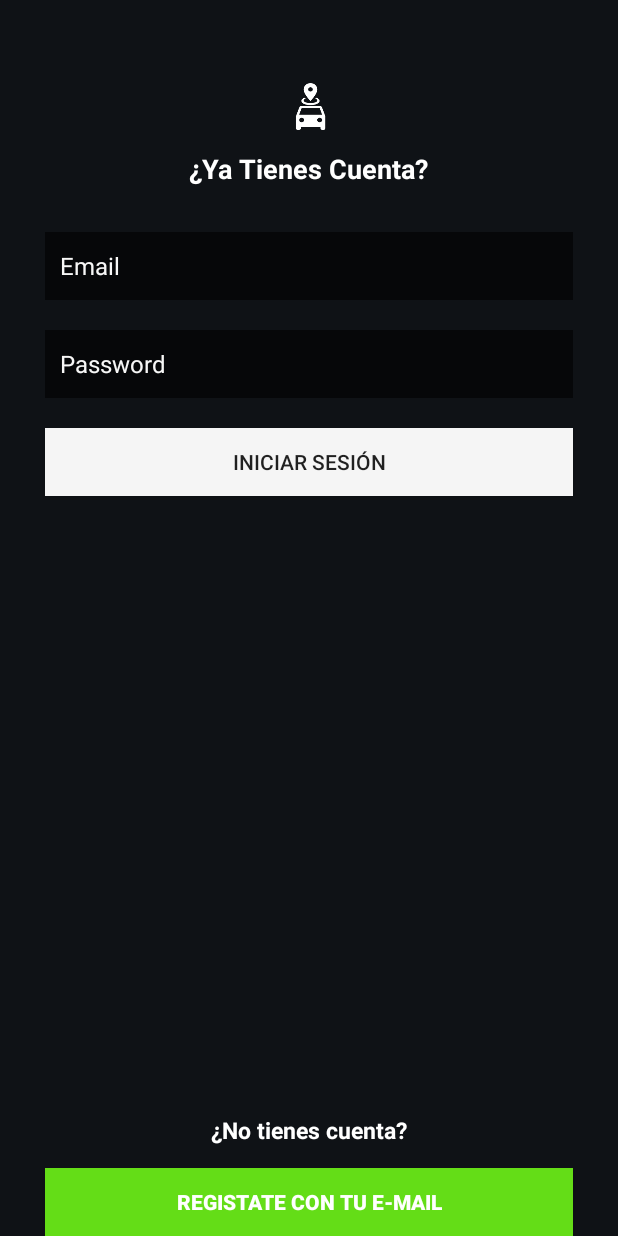
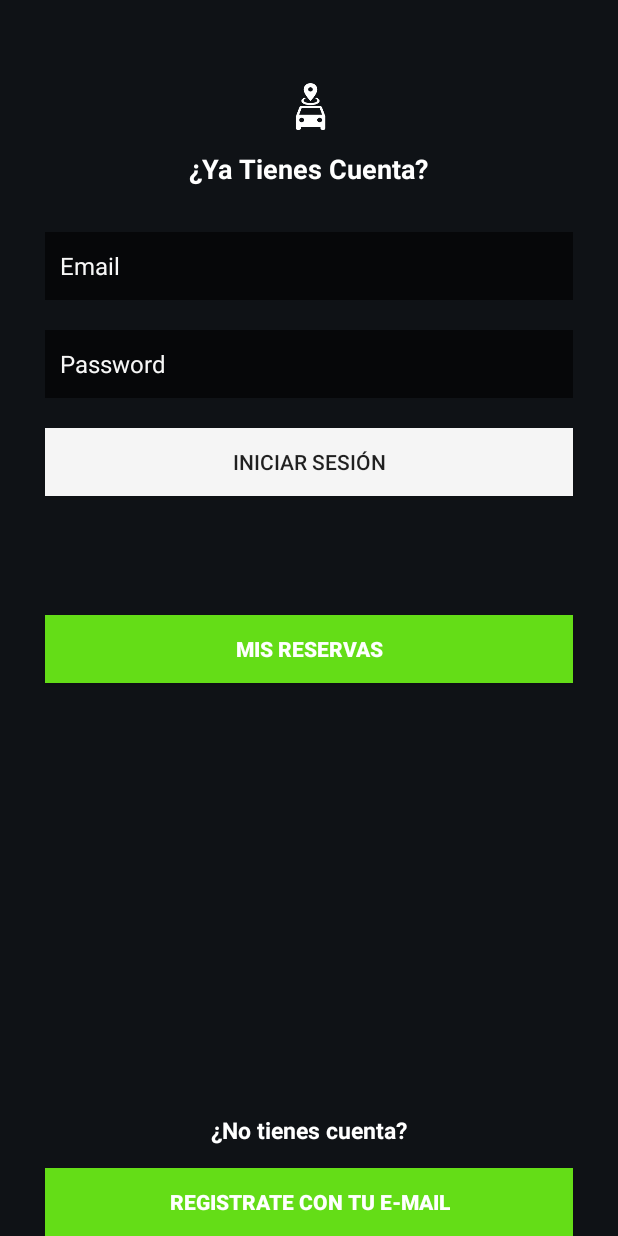
Before and after one commit to emelgarejo/AppParkingReservation, an Android app: the LoginActivity screen opened directly, with no data from a screen before it, on a phone screen of 412 x 824 dp. Run offline under Robolectric (Android 15) with nearby library versions, the phone set to English and light mode, and no system bars.

Commit message:
Prueba commit. DJ

```diff
--- a/app/build.gradle
+++ b/app/build.gradle
@@ -25,4 +25,7 @@ dependencies {
     compile 'com.android.support:design:23.2.0'
     compile 'com.android.support:appcompat-v7:23.2.0'
     compile 'com.google.android.gms:play-services:8.4.0'
+    compile 'com.android.support:support-v4:23.0.1'
+    compile 'com.android.support:recyclerview-v7:23.0.1'
+    compile 'com.android.support:cardview-v7:23.0.1'
 }
--- a/app/src/main/AndroidManifest.xml
+++ b/app/src/main/AndroidManifest.xml
@@ -40,7 +40,9 @@
             android:name="com.google.android.geo.API_KEY"
             android:value="@string/google_maps_key" />
 
-        <activity android:name=".activity.ParkingViewActivity"></activity>
+        <activity
+            android:name=".activity.ParkingViewActivity"
+            android:label="@string/title_parking_view"/>
     </application>
 
 </manifest>
--- a/app/src/main/java/pe/edu/upc/appparkingreservation/activity/LoginActivity.java
+++ b/app/src/main/java/pe/edu/upc/appparkingreservation/activity/LoginActivity.java
@@ -86,6 +86,14 @@ public class LoginActivity extends AppCompatActivity {
             @Override
             public void onClick(View view) {
                 startActivity(new Intent(LoginActivity.this, RegisterActivity.class));
+            }
+        });
+
+        Button btnParkingView = (Button)findViewById(R.id.parkingView);
+        btnLogin.setOnClickListener(new OnClickListener() {
+            @Override
+            public void onClick(View view) {
+                startActivity(new Intent(LoginActivity.this, ParkingViewActivity.class));
             }
         });
 
--- a/app/src/main/res/layout/activity_login.xml
+++ b/app/src/main/res/layout/activity_login.xml
@@ -117,4 +117,19 @@
         android:textStyle="bold"
         android:layout_alignParentBottom="true"
         android:layout_centerHorizontal="true" />
+
+    <Button
+        android:id="@+id/parkingView"
+        android:layout_width="match_parent"
+        android:layout_height="45dp"
+        android:layout_marginLeft="30dp"
+        android:layout_marginRight="30dp"
+        android:layout_marginTop="410dp"
+        android:background="@color/colorGreen"
+        android:text="@string/title_parking_view"
+        android:textColor="@android:color/white"
+        android:textSize="14sp"
+        android:textStyle="bold"
+        android:layout_alignParentBottom="false"
+        android:layout_centerHorizontal="true" />
 </RelativeLayout>
--- a/app/src/main/res/layout/activity_parking_view.xml
+++ b/app/src/main/res/layout/activity_parking_view.xml
@@ -9,4 +9,10 @@
     android:paddingTop="@dimen/activity_vertical_margin"
     tools:context="pe.edu.upc.appparkingreservation.activity.ParkingViewActivity">
 
+    <android.support.v7.widget.RecyclerView
+        android:id="@+id/parkingRecyclerView"
+        xmlns:android="http://schemas.android.com/apk/res/android"
+        xmlns:tools="http://schemas.android.com/tools"
+        android:layout_width="match_parent"
+        android:layout_height="match_parent"/>
 </RelativeLayout>
--- a/app/src/main/res/values/strings.xml
+++ b/app/src/main/res/values/strings.xml
@@ -13,7 +13,7 @@
     <string name="prompt_password">Password</string>
     <string name="action_sign_in">INICIAR SESIÓN</string>
     <string name="action_sign_in_short">Sign in</string>
-    <string name="error_invalid_email">This email address is invalid</string>
+    <string name="error_invalid_email">This e-mail address is invalid</string>
     <string name="error_invalid_password">This password is too short</string>
     <string name="error_incorrect_password">This password is incorrect</string>
     <string name="error_field_required">This field is required</string>
@@ -21,8 +21,10 @@
         completions."
     </string>
     <string name="tviSinCuenta">¿No tienes cuenta?</string>
-    <string name="textRegistrate">REGISTATE CON TU E-MAIL</string>
+    <string name="textRegistrate">REGISTRATE CON TU E-MAIL</string>
     <string name="title_activity_register">Registrarse</string>
 
+    <!-- Strings related to parking card view -->
+    <string name="title_parking_view">Mis Reservas</string>
 
 </resources>
```
Also changed, not shown: app/src/main/java/pe/edu/upc/appparkingreservation/activity/ParkingViewActivity.java (+29 -2 lines), app/src/main/java/pe/edu/upc/appparkingreservation/model/Parking.java (added, +40 -0 lines), app/src/main/java/pe/edu/upc/appparkingreservation/model/ParkingAdapter.java (added, +39 -0 lines), app/src/main/res/layout/parking_card.xml (added, +25 -0 lines).
